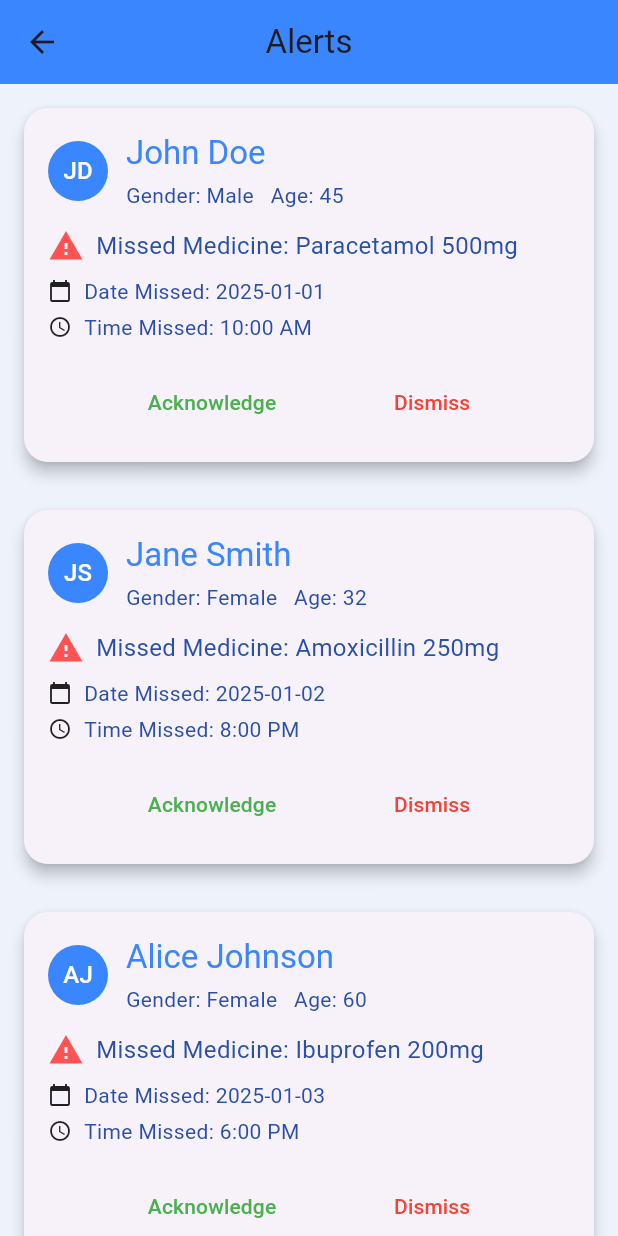
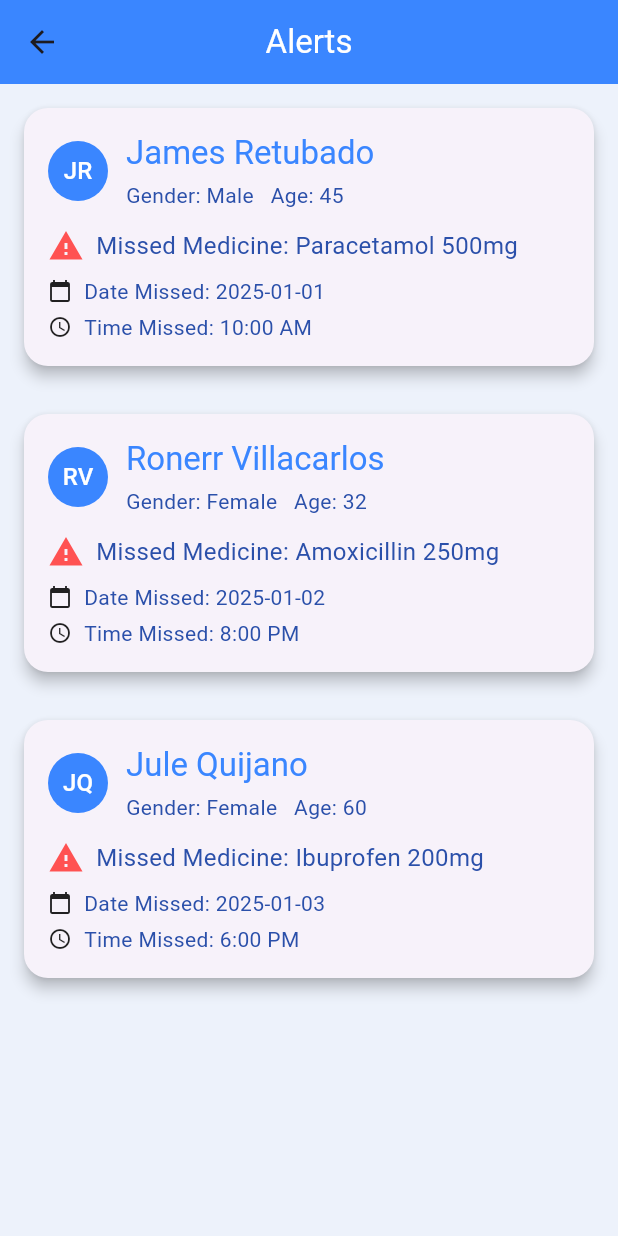
Before and after one commit to castorrr/tambal, a Flutter app: the MainDashboard screen opened by its route, after a tap on the "notifications" icon, on a phone screen of 412 x 824 dp. Run offline on Flutter 3.47's test engine with Material 3 defaults, Android fonts, the phone set to English and light mode, and no system bars; our stand-ins replace awesome_notifications, cloud_firestore, firebase_auth, firebase_core, firebase_database, flutter_svg and 2 more; accounts and stored records are empty; network calls fail.

Commit message:
[fix][troy] - fixed some ui in the alerts page and removed the buttons for the alert card widget

```diff
--- a/lib/pages/dashboard/alerts_page.dart
+++ b/lib/pages/dashboard/alerts_page.dart
@@ -9,7 +9,7 @@ class AlertsPage extends StatelessWidget {
     // Dummy data for alerts
     final List<Map<String, dynamic>> alerts = [
       {
-        "patientName": "John Doe",
+        "patientName": "James Retubado",
         "patientGender": "Male",
         "patientAge": 45,
         "missedMedicine": "Paracetamol 500mg",
@@ -17,7 +17,7 @@ class AlertsPage extends StatelessWidget {
         "timeMissed": "10:00 AM",
       },
       {
-        "patientName": "Jane Smith",
+        "patientName": "Ronerr Villacarlos",
         "patientGender": "Female",
         "patientAge": 32,
         "missedMedicine": "Amoxicillin 250mg",
@@ -25,7 +25,7 @@ class AlertsPage extends StatelessWidget {
         "timeMissed": "8:00 PM",
       },
       {
-        "patientName": "Alice Johnson",
+        "patientName": "Jule Quijano",
         "patientGender": "Female",
         "patientAge": 60,
         "missedMedicine": "Ibuprofen 200mg",
@@ -36,7 +36,12 @@ class AlertsPage extends StatelessWidget {
 
     return Scaffold(
       appBar: AppBar(
-        title: const Text('Alerts'),
+        title: const Text(
+          'Alerts',
+          style: TextStyle(
+            color: Colors.white, // Replace with your desired color
+          ),
+        ),
         backgroundColor: Theme.of(context).primaryColor,
         centerTitle: true,
       ),
@@ -51,22 +56,6 @@ class AlertsPage extends StatelessWidget {
             missedMedicine: alert["missedMedicine"],
             dateMissed: alert["dateMissed"],
             timeMissed: alert["timeMissed"],
-            onAcknowledge: () {
-              // Handle Acknowledge logic here
-              ScaffoldMessenger.of(context).showSnackBar(
-                SnackBar(
-                    content:
-                        Text('Acknowledged alert for ${alert["patientName"]}')),
-              );
-            },
-            onDismiss: () {
-              // Handle Dismiss logic here
-              ScaffoldMessenger.of(context).showSnackBar(
-                SnackBar(
-                    content:
-                        Text('Dismissed alert for ${alert["patientName"]}')),
-              );
-            },
           );
         },
       ),
--- a/lib/widgets/custom_alert_card.dart
+++ b/lib/widgets/custom_alert_card.dart
@@ -7,8 +7,6 @@ class CustomAlertCard extends StatelessWidget {
   final String missedMedicine;
   final String dateMissed;
   final String timeMissed;
-  final VoidCallback onAcknowledge;
-  final VoidCallback onDismiss;
 
   const CustomAlertCard({
     super.key,
@@ -18,8 +16,6 @@ class CustomAlertCard extends StatelessWidget {
     required this.missedMedicine,
     required this.dateMissed,
     required this.timeMissed,
-    required this.onAcknowledge,
-    required this.onDismiss,
   });
 
   @override
@@ -99,28 +95,6 @@ class CustomAlertCard extends StatelessWidget {
                 Text('Time Missed: $timeMissed'),
               ],
             ),
-            const SizedBox(height: 16),
-
-            // Action Buttons
-            Row(
-              mainAxisAlignment: MainAxisAlignment.spaceEvenly,
-              children: [
-                TextButton(
-                  onPressed: onAcknowledge,
-                  child: const Text(
-                    'Acknowledge',
-                    style: TextStyle(color: Colors.green),
-                  ),
-                ),
-                TextButton(
-                  onPressed: onDismiss,
-                  child: const Text(
-                    'Dismiss',
-                    style: TextStyle(color: Colors.red),
-                  ),
-                ),
-              ],
-            ),
           ],
         ),
       ),
--- a/lib/widgets/custom_dashboard_alerts.dart
+++ b/lib/widgets/custom_dashboard_alerts.dart
@@ -77,7 +77,7 @@ class _AlertListWidgetState extends State<AlertListWidget> {
 
         // PageView with increased height to fit content
         SizedBox(
-          height: 290, // Increased height to fit card and indicators
+          height: 240, // Increased height to fit card and indicators
           child: Stack(
             alignment: Alignment.center,
             children: [
@@ -96,12 +96,6 @@ class _AlertListWidgetState extends State<AlertListWidget> {
                       missedMedicine: alert['missedMedicine'] as String,
                       dateMissed: alert['dateMissed'] as String,
                       timeMissed: alert['timeMissed'] as String,
-                      onAcknowledge: () {
-                        // Acknowledge action
-                      },
-                      onDismiss: () {
-                        // Dismiss action
-                      },
                     ),
                   );
                 },
```
